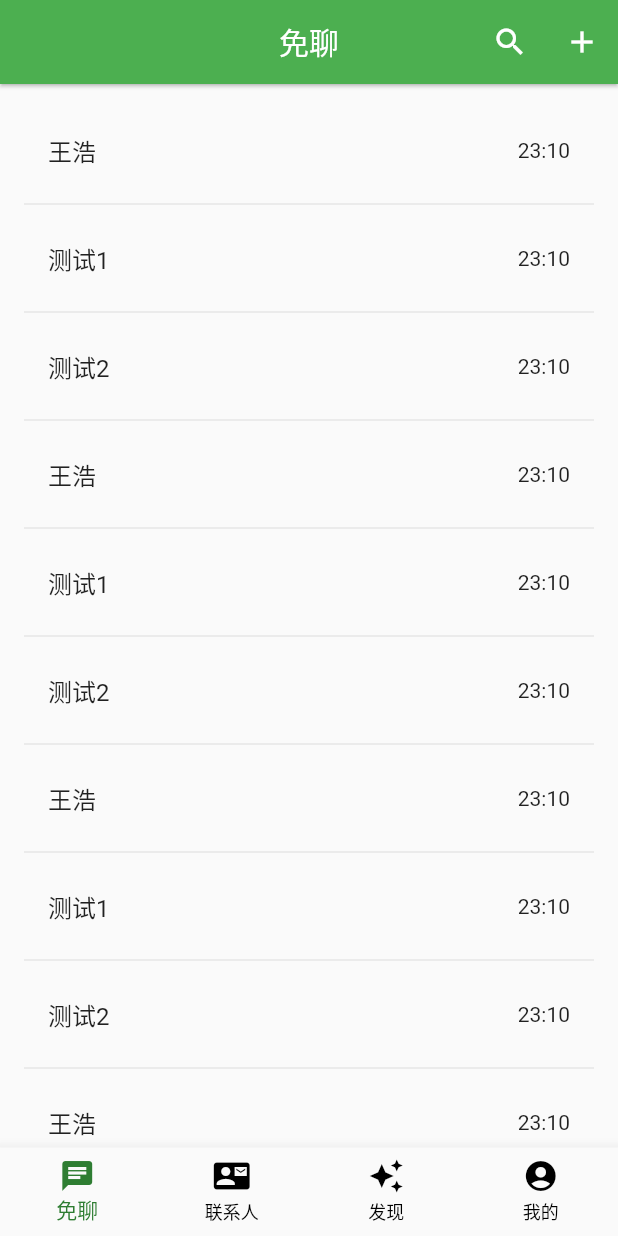
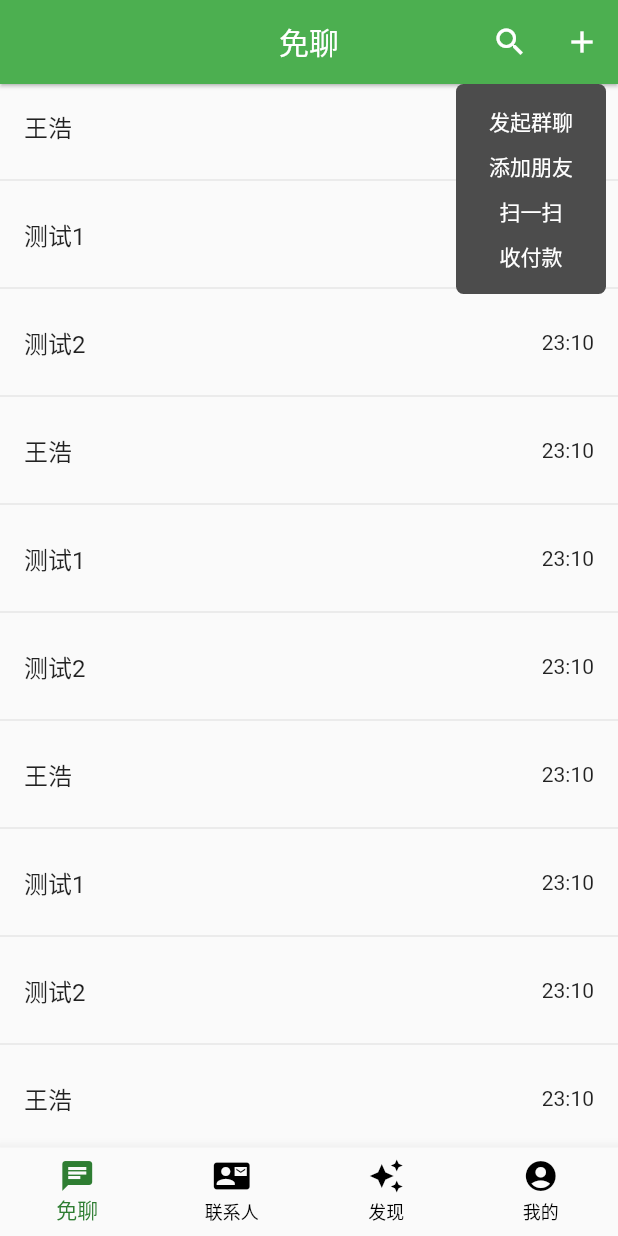
Before and after one commit to wh1246935943/freechat_flutter, a Flutter app: the screen it shows after launch, after a tap on the "add" icon, on a phone screen of 412 x 824 dp. Run offline on Flutter 3.47's test engine with Material 2 defaults, Android fonts, the light colour scheme and no system bars.

Commit message:
封装弹出框组件

```diff
--- a/lib/Chat/index.dart
+++ b/lib/Chat/index.dart
@@ -1,5 +1,6 @@
 import 'package:flutter/material.dart';
 import 'package:freechat/Chat/SessionBox/index.dart';
+import 'package:freechat/common/NavbarMoreList/index.dart';
 
 class Chat extends StatefulWidget {
   const Chat({super.key});
@@ -8,16 +9,16 @@ class Chat extends StatefulWidget {
   State<Chat> createState() => _ChatState();
 }
 
-
 class _ChatState extends State<Chat> {
+  GlobalKey iconAddkey = GlobalKey();
+  late double iconAddOffsetX;
+  late double iconAddOffsetY;
+  late Size iconAddSize;
+  late Function closeModel;
 
   final List<String> _chatUserList = <String>['王浩', '测试1', '测试2'];
 
-  void _moreActions() {
-  }
-
-  void _searchContent() {
-  }
+  void _searchContent() {}
 
   @override
   Widget build(BuildContext context) {
@@ -26,25 +27,43 @@ class _ChatState extends State<Chat> {
           elevation: 1,
           centerTitle: true,
           title: const Text('免聊'),
-        actions: <Widget>[      // 新增代码开始 ...
-          IconButton(icon: const Icon(Icons.search), onPressed: _searchContent),
-          IconButton(icon: const Icon(Icons.add), onPressed: _moreActions),
+          actions: <Widget>[
+            IconButton(
+                icon: const Icon(Icons.search), onPressed: _searchContent),
+            IconButton(
+                key: iconAddkey,
+                icon: const Icon(Icons.add),
+                onPressed: () {
+                  // 通过key获取到widget的位置
+                  RenderObject addNode = iconAddkey.currentContext?.findRenderObject() as RenderObject;
+
+                  // 获取widget的高宽
+                  iconAddSize = addNode.paintBounds.size;
+
+                  // 获取位置
+                  final temp = addNode.getTransformTo(null).getTranslation();
+
+                  iconAddOffsetX = temp.x;
+                  iconAddOffsetY = temp.y;
+
+                  _moreActions(context);
+                }),
           ],
         ),
-      body: _buildChatList()
-    );
+        body: _buildChatList());
   }
 
   Widget _buildChatList() {
     return ListView.builder(
-      padding: const EdgeInsets.all(16.0),
+      padding: const EdgeInsets.all(0.0),
       itemBuilder: (BuildContext context, int i) {
         if (i.isOdd) {
           return const Divider();
         }
         final int index = i ~/ 2;
         if (index >= _chatUserList.length) {
-          _chatUserList.addAll(['王浩', '测试1', '测试2', '王浩', '测试1', '测试2', '王浩', '测试1', '测试2']);
+          _chatUserList.addAll(
+              ['王浩', '测试1', '测试2', '王浩', '测试1', '测试2', '王浩', '测试1', '测试2']);
         }
         return _buildRow(_chatUserList[index]);
       }
@@ -61,10 +80,22 @@ class _ChatState extends State<Chat> {
               builder: (context) => const SessionBox(),
               settings: RouteSettings(
                 name: name,
-            )
-          ),
+              )),
         );
       },
     );
   }
+
+  void _moreActions(BuildContext context) {
+
+    final left = iconAddOffsetX;
+    final top = iconAddOffsetY + iconAddSize.height;
+
+    Navigator.push(context,
+      NavbarMoreList(
+        left: left,
+        top: top
+      )
+    );
   }
+}
--- /dev/null
+++ b/lib/common/Confirm/content_box.dart
@@ -0,0 +1,68 @@
+import 'package:flutter/material.dart';
+
+class ContentBox extends StatelessWidget {
+
+  final Widget? title;
+  final Widget? content;
+
+  final double marginHor;
+  final List<Widget>? actions;
+  final Widget? actionCancell;
+  final Widget? actionConfirm;
+
+  const ContentBox({
+    Key? key,
+    this.title,
+    this.content,
+    this.marginHor = 15,
+    this.actions,
+    this.actionCancell,
+    this.actionConfirm,
+  }) :  assert((title != null || content != null)),
+        assert(marginHor >= 0),
+        assert((actions != null || actionCancell != null || actionConfirm != null)),
+        super(key: key);
+
+  @override
+  Widget build(BuildContext context) {
+    Size screenSize = MediaQuery.of(context).size;
+
+    double spacingVer = 8;
+    double spacingHor = 15;
+
+    return Container(
+      width: screenSize.width - marginHor*2,
+      decoration: BoxDecoration(
+        color: Colors.white,
+        borderRadius: BorderRadius.circular((5.0)), // 圆角度
+      ),
+      child: Column(
+        mainAxisSize: MainAxisSize.min,
+        children: [
+          if (title != null) Padding(
+            padding: EdgeInsets.only(top: spacingVer, left: spacingHor, bottom: spacingVer, right: spacingHor),
+            child: title,
+          ),
+          if (title != null) Padding(
+            padding: EdgeInsets.only(left: spacingHor, bottom: spacingVer, right: spacingHor),
+            child: content,
+          ),
+          Container(
+            height: 0.5,
+            color: Colors.grey[400],
+          ),
+          Row(
+            mainAxisSize: MainAxisSize.min,
+            children: actions != null ? actions!.map((e) => Expanded(child: e,),).toList()
+                :
+            [
+              if (actionCancell != null) Expanded(child: actionCancell!,),
+              SizedBox(height: 55, child: VerticalDivider(color: Colors.grey[400])),
+              if (actionConfirm != null) Expanded(child: actionConfirm!,),
+            ],
+          ),
+        ],
+      ),
+    );
+  }
+}
--- /dev/null
+++ b/lib/common/Confirm/index.dart
@@ -0,0 +1,69 @@
+import 'package:flutter/material.dart';
+import 'package:freechat/common/NavbarMoreList/content_box.dart';
+
+class NavbarMoreList<T> extends PopupRoute<T> {
+  @override
+  Color? get barrierColor => null;
+
+  @override
+  bool get barrierDismissible => false;
+
+  @override
+  String? get barrierLabel => null;
+
+  @override
+  Duration get transitionDuration => const Duration(seconds: 0);
+
+  /// backgroudView Color
+  final Color? backgroudViewColor;
+  /// child'alignment, default value: [Alignment.center]
+  final Alignment alignment;
+
+  NavbarMoreList({this.backgroudViewColor, this.alignment = Alignment.center});
+
+  @override
+  Widget buildPage(BuildContext context, Animation<double> animation, Animation<double> secondaryAnimation) {
+    final screenSize = MediaQuery.of(context).size;
+
+    return Material(
+      color: Colors.transparent,
+      child: GestureDetector(
+        child: Stack(
+          children: [
+            Container(
+              width: screenSize.width,
+              height: screenSize.height,
+              color: backgroudViewColor ?? Colors.black.withOpacity(0.3),
+            ),
+            SafeArea(
+              child: Align(
+                alignment: alignment,
+                child: ContentBox(
+                  marginHor: 10,
+                  title: const Text('123', style: TextStyle(fontWeight: FontWeight.w500),),
+                  content: const Text('456', style: TextStyle(fontWeight: FontWeight.w300),),
+                  actionCancell: TextButton(
+                    onPressed: () {
+                      Navigator.of(context).pop();
+                    },
+                    child: const Text("取消"),
+                  ),
+                  actionConfirm: TextButton(
+                    onPressed: () {
+                      Navigator.of(context).pop();
+                    },
+                    child: const Text("确定"),
+                  )
+                ),
+              ),
+            ),
+          ],
+        ),
+        onTap: () {
+          // onClick();
+          Navigator.of(context).pop();
+        },
+      ),
+    );
+  }
+}
--- /dev/null
+++ b/lib/common/NavbarMoreList/content_box.dart
@@ -0,0 +1,68 @@
+import 'package:flutter/material.dart';
+import 'package:freechat/Chat/GroupSessionBox/index.dart';
+
+class ContentBox extends StatelessWidget {
+
+  final double top;
+  final double left;
+  final Function close;
+  List? data = [1, 2, 3, 4];
+
+  List list = ["发起群聊", "添加朋友", "扫一扫", "收付款"];
+
+  ContentBox({
+    Key? key,
+    required this.top,
+    required this.left,
+    required this.close,
+    this.data
+  });
+
+  @override
+  Widget build(BuildContext context) {
+    return Positioned(
+      left: left - 60,
+      top: top,
+      child: Container(
+        width: 100,
+        padding: const EdgeInsets.only(
+          top: 10,
+          bottom: 10,
+          left: 10,
+          right: 10,
+        ),
+        decoration: BoxDecoration(
+          color: const Color.fromRGBO(76, 76, 76, 1),
+          borderRadius: BorderRadius.circular((5.0)),
+        ),
+        child: Column(
+          mainAxisAlignment: MainAxisAlignment.spaceBetween,
+          children: list.map<Widget>((e) => InkWell(
+            child: Container(
+              height: 30,
+              alignment: Alignment.center,
+              child: Text(
+                e,
+                style: const TextStyle(
+                  color: Colors.white,
+                  fontSize: 14,
+                ),
+              ),
+            ),
+            onTap: () {
+              close();
+              Navigator.of(context).push(
+                MaterialPageRoute<void>(
+                  builder: (context) => const GroupSessionBox(),
+                  settings: RouteSettings(
+                    name: e,
+                  )
+                ),
+              );
+            },
+          )).toList(),
+        )
+      )
+    );
+  }
+}
--- /dev/null
+++ b/lib/common/NavbarMoreList/index.dart
@@ -0,0 +1,64 @@
+import 'package:flutter/material.dart';
+import 'package:freechat/common/NavbarMoreList/content_box.dart';
+
+class NavbarMoreList<T> extends PopupRoute<T> {
+  @override
+  Color? get barrierColor => null;
+
+  @override
+  bool get barrierDismissible => false;
+
+  @override
+  String? get barrierLabel => null;
+
+  @override
+  Duration get transitionDuration => const Duration(seconds: 0);
+
+  /// backgroudView Color
+  final Color? backgroudViewColor;
+  /// child'alignment, default value: [Alignment.center]
+  final Alignment alignment;
+
+  final double top;
+  final double left;
+  List? data;
+
+  NavbarMoreList({
+    this.backgroudViewColor,
+    this.alignment = Alignment.center,
+    this.data,
+    required this.top,
+    required this.left
+  });
+
+  @override
+  Widget buildPage(BuildContext context, Animation<double> animation, Animation<double> secondaryAnimation) {
+    final screenSize = MediaQuery.of(context).size;
+
+    return Material(
+      color: Colors.transparent,
+      child: GestureDetector(
+        child: Stack(
+          children: [
+            Container(
+              width: screenSize.width,
+              height: screenSize.height,
+              color: backgroudViewColor ?? Colors.black.withOpacity(0),
+            ),
+            ContentBox(
+              left: left,
+              top: top,
+              data: data,
+              close: () {
+                Navigator.of(context).pop();
+              }
+            )
+          ],
+        ),
+        onTap: () {
+          Navigator.of(context).pop();
+        },
+      ),
+    );
+  }
+}
```
Also changed, not shown: lib/Chat/GroupSessionBox/index.dart (added, +27 -0 lines). Lines whose indentation alone changed are shown as unchanged.
